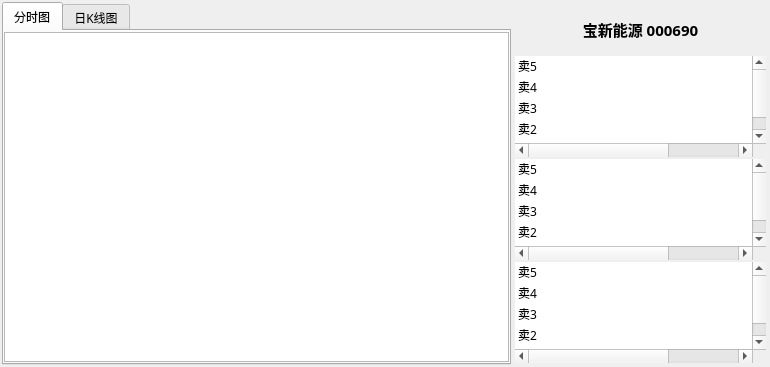
This is dlgdetail.ui in brucezhao/stockshow as Qt 5 draws it before an edit. The edited form follows.
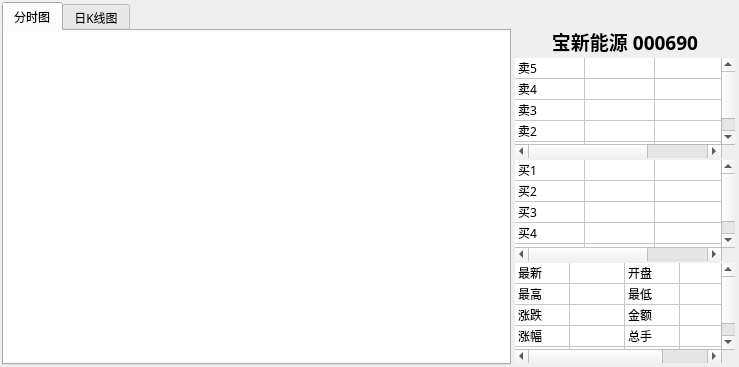
This is the edited form. Icons and pictures are not drawn.

Diff of the .ui file:
```diff
--- a/dlgdetail.ui
+++ b/dlgdetail.ui
@@ -6,7 +6,7 @@
    <rect>
     <x>0</x>
     <y>0</y>
-    <width>770</width>
+    <width>739</width>
     <height>366</height>
    </rect>
   </property>
@@ -63,7 +63,7 @@
         <number>0</number>
        </property>
        <item row="0" column="0">
-        <widget class="QGraphicsView" name="graphicsView">
+        <widget class="QGraphicsView" name="gvRealtime">
          <property name="minimumSize">
           <size>
            <width>505</width>
@@ -76,6 +76,15 @@
            <height>330</height>
           </size>
          </property>
+         <property name="frameShape">
+          <enum>QFrame::NoFrame</enum>
+         </property>
+         <property name="verticalScrollBarPolicy">
+          <enum>Qt::ScrollBarAlwaysOff</enum>
+         </property>
+         <property name="horizontalScrollBarPolicy">
+          <enum>Qt::ScrollBarAlwaysOff</enum>
+         </property>
         </widget>
        </item>
       </layout>
@@ -101,7 +110,7 @@
         <number>0</number>
        </property>
        <item row="0" column="0">
-        <widget class="QGraphicsView" name="graphicsView_2">
+        <widget class="QGraphicsView" name="gvDay">
          <property name="minimumSize">
           <size>
            <width>505</width>
@@ -114,6 +123,15 @@
            <height>330</height>
           </size>
          </property>
+         <property name="frameShape">
+          <enum>QFrame::NoFrame</enum>
+         </property>
+         <property name="verticalScrollBarPolicy">
+          <enum>Qt::ScrollBarAlwaysOff</enum>
+         </property>
+         <property name="horizontalScrollBarPolicy">
+          <enum>Qt::ScrollBarAlwaysOff</enum>
+         </property>
         </widget>
        </item>
       </layout>
@@ -138,12 +156,12 @@
       <property name="spacing">
        <number>2</number>
       </property>
-      <item row="0" column="0">
-       <widget class="QLabel" name="label">
+      <item row="1" column="0">
+       <widget class="QLabel" name="lbName">
         <property name="font">
          <font>
           <family>Microsoft YaHei</family>
-          <pointsize>11</pointsize>
+          <pointsize>14</pointsize>
           <weight>75</weight>
           <bold>true</bold>
          </font>
@@ -156,32 +174,42 @@
         </property>
        </widget>
       </item>
-      <item row="1" column="0">
-       <widget class="QTableWidget" name="tableWidget">
+      <item row="2" column="0">
+       <widget class="QTableWidget" name="twSale">
+        <property name="enabled">
+         <bool>true</bool>
+        </property>
         <property name="minimumSize">
          <size>
-          <width>251</width>
+          <width>220</width>
           <height>0</height>
          </size>
         </property>
         <property name="maximumSize">
          <size>
-          <width>251</width>
+          <width>220</width>
           <height>101</height>
          </size>
         </property>
         <property name="font">
          <font>
-          <pointsize>9</pointsize>
-          <weight>50</weight>
-          <bold>false</bold>
+          <family>Microsoft YaHei</family>
          </font>
         </property>
+        <property name="styleSheet">
+         <string notr="true"/>
+        </property>
         <property name="frameShape">
          <enum>QFrame::NoFrame</enum>
         </property>
+        <property name="selectionMode">
+         <enum>QAbstractItemView::NoSelection</enum>
+        </property>
+        <property name="selectionBehavior">
+         <enum>QAbstractItemView::SelectRows</enum>
+        </property>
         <property name="showGrid">
-         <bool>false</bool>
+         <bool>true</bool>
         </property>
         <property name="gridStyle">
          <enum>Qt::SolidLine</enum>
@@ -190,7 +218,7 @@
          <bool>false</bool>
         </attribute>
         <attribute name="horizontalHeaderDefaultSectionSize">
-         <number>80</number>
+         <number>70</number>
         </attribute>
         <attribute name="horizontalHeaderHighlightSections">
          <bool>false</bool>
@@ -251,40 +279,129 @@
          <property name="text">
           <string>卖5</string>
          </property>
+         <property name="flags">
+          <set>ItemIsEnabled</set>
+         </property>
         </item>
+        <item row="0" column="1">
+         <property name="text">
+          <string/>
+         </property>
+         <property name="textAlignment">
+          <set>AlignTrailing|AlignVCenter</set>
+         </property>
+         <property name="flags">
+          <set>ItemIsEnabled</set>
+         </property>
+        </item>
+        <item row="0" column="2">
+         <property name="text">
+          <string/>
+         </property>
+         <property name="textAlignment">
+          <set>AlignTrailing|AlignVCenter</set>
+         </property>
+         <property name="flags">
+          <set>ItemIsEnabled</set>
+         </property>
+        </item>
         <item row="1" column="0">
          <property name="text">
           <string>卖4</string>
          </property>
         </item>
+        <item row="1" column="1">
+         <property name="text">
+          <string/>
+         </property>
+         <property name="textAlignment">
+          <set>AlignTrailing|AlignVCenter</set>
+         </property>
+        </item>
+        <item row="1" column="2">
+         <property name="text">
+          <string/>
+         </property>
+         <property name="textAlignment">
+          <set>AlignTrailing|AlignVCenter</set>
+         </property>
+        </item>
         <item row="2" column="0">
          <property name="text">
           <string>卖3</string>
          </property>
         </item>
+        <item row="2" column="1">
+         <property name="text">
+          <string/>
+         </property>
+         <property name="textAlignment">
+          <set>AlignTrailing|AlignVCenter</set>
+         </property>
+        </item>
+        <item row="2" column="2">
+         <property name="text">
+          <string/>
+         </property>
+         <property name="textAlignment">
+          <set>AlignTrailing|AlignVCenter</set>
+         </property>
+        </item>
         <item row="3" column="0">
          <property name="text">
           <string>卖2</string>
          </property>
         </item>
+        <item row="3" column="1">
+         <property name="text">
+          <string/>
+         </property>
+         <property name="textAlignment">
+          <set>AlignTrailing|AlignVCenter</set>
+         </property>
+        </item>
+        <item row="3" column="2">
+         <property name="text">
+          <string/>
+         </property>
+         <property name="textAlignment">
+          <set>AlignTrailing|AlignVCenter</set>
+         </property>
+        </item>
         <item row="4" column="0">
          <property name="text">
           <string>卖1</string>
          </property>
         </item>
+        <item row="4" column="1">
+         <property name="text">
+          <string/>
+         </property>
+         <property name="textAlignment">
+          <set>AlignTrailing|AlignVCenter</set>
+         </property>
+        </item>
+        <item row="4" column="2">
+         <property name="text">
+          <string/>
+         </property>
+         <property name="textAlignment">
+          <set>AlignTrailing|AlignVCenter</set>
+         </property>
+        </item>
        </widget>
       </item>
-      <item row="2" column="0">
-       <widget class="QTableWidget" name="tableWidget_2">
+      <item row="3" column="0">
+       <widget class="QTableWidget" name="twBuy">
         <property name="minimumSize">
          <size>
-          <width>251</width>
+          <width>220</width>
           <height>0</height>
          </size>
         </property>
         <property name="maximumSize">
          <size>
-          <width>251</width>
+          <width>220</width>
           <height>101</height>
          </size>
         </property>
@@ -298,8 +415,11 @@
         <property name="frameShape">
          <enum>QFrame::NoFrame</enum>
         </property>
+        <property name="selectionMode">
+         <enum>QAbstractItemView::NoSelection</enum>
+        </property>
         <property name="showGrid">
-         <bool>false</bool>
+         <bool>true</bool>
         </property>
         <property name="gridStyle">
          <enum>Qt::SolidLine</enum>
@@ -308,7 +428,7 @@
          <bool>false</bool>
         </attribute>
         <attribute name="horizontalHeaderDefaultSectionSize">
-         <number>80</number>
+         <number>70</number>
         </attribute>
         <attribute name="horizontalHeaderHighlightSections">
          <bool>false</bool>
@@ -367,42 +487,122 @@
         </column>
         <item row="0" column="0">
          <property name="text">
-          <string>卖5</string>
+          <string>买1</string>
          </property>
         </item>
+        <item row="0" column="1">
+         <property name="text">
+          <string/>
+         </property>
+         <property name="textAlignment">
+          <set>AlignTrailing|AlignVCenter</set>
+         </property>
+        </item>
+        <item row="0" column="2">
+         <property name="text">
+          <string/>
+         </property>
+         <property name="textAlignment">
+          <set>AlignTrailing|AlignVCenter</set>
+         </property>
+        </item>
         <item row="1" column="0">
          <property name="text">
-          <string>卖4</string>
+          <string>买2</string>
          </property>
         </item>
+        <item row="1" column="1">
+         <property name="text">
+          <string/>
+         </property>
+         <property name="textAlignment">
+          <set>AlignTrailing|AlignVCenter</set>
+         </property>
+        </item>
+        <item row="1" column="2">
+         <property name="text">
+          <string/>
+         </property>
+         <property name="textAlignment">
+          <set>AlignTrailing|AlignVCenter</set>
+         </property>
+        </item>
         <item row="2" column="0">
          <property name="text">
-          <string>卖3</string>
+          <string>买3</string>
          </property>
         </item>
+        <item row="2" column="1">
+         <property name="text">
+          <string/>
+         </property>
+         <property name="textAlignment">
+          <set>AlignTrailing|AlignVCenter</set>
+         </property>
+        </item>
+        <item row="2" column="2">
+         <property name="text">
+          <string/>
+         </property>
+         <property name="textAlignment">
+          <set>AlignTrailing|AlignVCenter</set>
+         </property>
+        </item>
         <item row="3" column="0">
          <property name="text">
-          <string>卖2</string>
+          <string>买4</string>
          </property>
         </item>
+        <item row="3" column="1">
+         <property name="text">
+          <string/>
+         </property>
+         <property name="textAlignment">
+          <set>AlignTrailing|AlignVCenter</set>
+         </property>
+        </item>
+        <item row="3" column="2">
+         <property name="text">
+          <string/>
+         </property>
+         <property name="textAlignment">
+          <set>AlignTrailing|AlignVCenter</set>
+         </property>
+        </item>
         <item row="4" column="0">
          <property name="text">
-          <string>卖1</string>
+          <string>买5</string>
          </property>
         </item>
+        <item row="4" column="1">
+         <property name="text">
+          <string/>
+         </property>
+         <property name="textAlignment">
+          <set>AlignTrailing|AlignVCenter</set>
+         </property>
+        </item>
+        <item row="4" column="2">
+         <property name="text">
+          <string/>
+         </property>
+         <property name="textAlignment">
+          <set>AlignTrailing|AlignVCenter</set>
+         </property>
+        </item>
        </widget>
       </item>
-      <item row="3" column="0">
-       <widget class="QTableWidget" name="tableWidget_3">
+      <item row="4" column="0">
+       <widget class="QTableWidget" name="twInfo">
         <property name="minimumSize">
          <size>
-          <width>251</width>
+          <width>220</width>
           <height>0</height>
          </size>
         </property>
         <property name="maximumSize">
          <size>
-          <width>251</width>
+          <width>220</width>
           <height>101</height>
          </size>
         </property>
@@ -417,16 +617,19 @@
          <enum>QFrame::NoFrame</enum>
         </property>
         <property name="showGrid">
-         <bool>false</bool>
+         <bool>true</bool>
         </property>
         <property name="gridStyle">
          <enum>Qt::SolidLine</enum>
         </property>
+        <property name="columnCount">
+         <number>4</number>
+        </property>
         <attribute name="horizontalHeaderVisible">
          <bool>false</bool>
         </attribute>
         <attribute name="horizontalHeaderDefaultSectionSize">
-         <number>80</number>
+         <number>55</number>
         </attribute>
         <attribute name="horizontalHeaderHighlightSections">
          <bool>false</bool>
@@ -483,38 +686,217 @@
           <string>3</string>
          </property>
         </column>
+        <column/>
         <item row="0" column="0">
          <property name="text">
-          <string>卖5</string>
+          <string>最新</string>
          </property>
         </item>
+        <item row="0" column="1">
+         <property name="text">
+          <string/>
+         </property>
+         <property name="textAlignment">
+          <set>AlignTrailing|AlignVCenter</set>
+         </property>
+        </item>
+        <item row="0" column="2">
+         <property name="text">
+          <string>开盘</string>
+         </property>
+        </item>
+        <item row="0" column="3">
+         <property name="text">
+          <string/>
+         </property>
+         <property name="textAlignment">
+          <set>AlignTrailing|AlignVCenter</set>
+         </property>
+        </item>
         <item row="1" column="0">
          <property name="text">
-          <string>卖4</string>
+          <string>最高</string>
          </property>
         </item>
+        <item row="1" column="1">
+         <property name="text">
+          <string/>
+         </property>
+         <property name="textAlignment">
+          <set>AlignTrailing|AlignVCenter</set>
+         </property>
+        </item>
+        <item row="1" column="2">
+         <property name="text">
+          <string>最低</string>
+         </property>
+        </item>
+        <item row="1" column="3">
+         <property name="text">
+          <string/>
+         </property>
+         <property name="textAlignment">
+          <set>AlignTrailing|AlignVCenter</set>
+         </property>
+        </item>
         <item row="2" column="0">
          <property name="text">
-          <string>卖3</string>
+          <string>涨跌</string>
          </property>
         </item>
+        <item row="2" column="1">
+         <property name="text">
+          <string/>
+         </property>
+         <property name="textAlignment">
+          <set>AlignTrailing|AlignVCenter</set>
+         </property>
+        </item>
+        <item row="2" column="2">
+         <property name="text">
+          <string>金额</string>
+         </property>
+        </item>
+        <item row="2" column="3">
+         <property name="text">
+          <string/>
+         </property>
+         <property name="textAlignment">
+          <set>AlignTrailing|AlignVCenter</set>
+         </property>
+        </item>
         <item row="3" column="0">
          <property name="text">
-          <string>卖2</string>
+          <string>涨幅</string>
          </property>
         </item>
+        <item row="3" column="1">
+         <property name="text">
+          <string/>
+         </property>
+         <property name="textAlignment">
+          <set>AlignTrailing|AlignVCenter</set>
+         </property>
+        </item>
+        <item row="3" column="2">
+         <property name="text">
+          <string>总手</string>
+         </property>
+        </item>
+        <item row="3" column="3">
+         <property name="text">
+          <string/>
+         </property>
+         <property name="textAlignment">
+          <set>AlignTrailing|AlignVCenter</set>
+         </property>
+        </item>
         <item row="4" column="0">
          <property name="text">
-          <string>卖1</string>
+          <string>涨停</string>
          </property>
         </item>
+        <item row="4" column="1">
+         <property name="text">
+          <string/>
+         </property>
+         <property name="textAlignment">
+          <set>AlignTrailing|AlignVCenter</set>
+         </property>
+        </item>
+        <item row="4" column="2">
+         <property name="text">
+          <string>跌停</string>
+         </property>
+        </item>
+        <item row="4" column="3">
+         <property name="text">
+          <string/>
+         </property>
+         <property name="textAlignment">
+          <set>AlignTrailing|AlignVCenter</set>
+         </property>
+        </item>
        </widget>
       </item>
+      <item row="0" column="0">
+       <widget class="QWidget" name="widget_2" native="true">
+        <layout class="QHBoxLayout" name="horizontalLayout">
+         <property name="spacing">
+          <number>0</number>
+         </property>
+         <property name="leftMargin">
+          <number>0</number>
+         </property>
+         <property name="topMargin">
+          <number>0</number>
+         </property>
+         <property name="rightMargin">
+          <number>0</number>
+         </property>
+         <property name="bottomMargin">
+          <number>0</number>
+         </property>
+         <item>
+          <spacer name="horizontalSpacer">
+           <property name="orientation">
+            <enum>Qt::Horizontal</enum>
+           </property>
+           <property name="sizeHint" stdset="0">
+            <size>
+             <width>195</width>
+             <height>20</height>
+            </size>
+           </property>
+          </spacer>
+         </item>
+         <item>
+          <widget class="QToolButton" name="tbClose">
+           <property name="text">
+            <string/>
+           </property>
+           <property name="icon">
+            <iconset resource="stockshow.qrc">
+             <normaloff>:/image/close_32.png</normaloff>:/image/close_32.png</iconset>
+           </property>
+           <property name="iconSize">
+            <size>
+             <width>14</width>
+             <height>14</height>
+            </size>
+           </property>
+           <property name="autoRaise">
+            <bool>true</bool>
+           </property>
+          </widget>
+         </item>
      </layout>
     </widget>
    </item>
   </layout>
  </widget>
- <resources/>
- <connections/>
+   </item>
+  </layout>
+ </widget>
+ <resources>
+  <include location="stockshow.qrc"/>
+ </resources>
+ <connections>
+  <connection>
+   <sender>tbClose</sender>
+   <signal>clicked()</signal>
+   <receiver>DlgDetail</receiver>
+   <slot>close()</slot>
+   <hints>
+    <hint type="sourcelabel">
+     <x>722</x>
+     <y>15</y>
+    </hint>
+    <hint type="destinationlabel">
+     <x>369</x>
+     <y>182</y>
+    </hint>
+   </hints>
+  </connection>
+ </connections>
 </ui>
```
Lines whose indentation alone changed are shown as unchanged.
